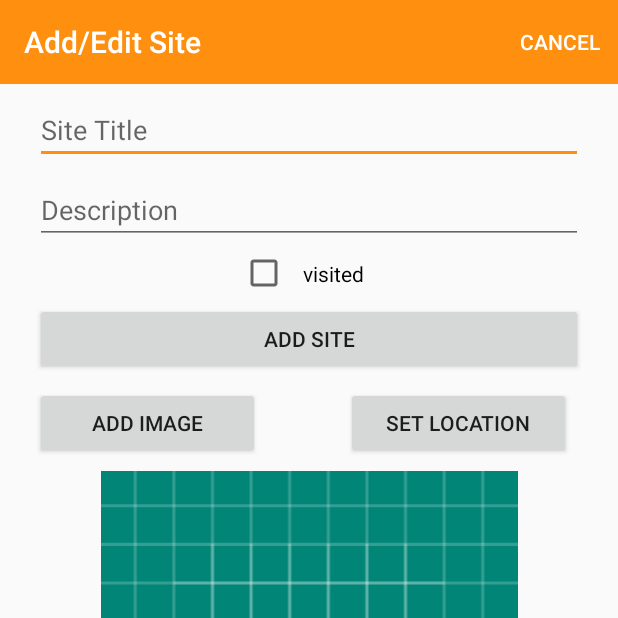
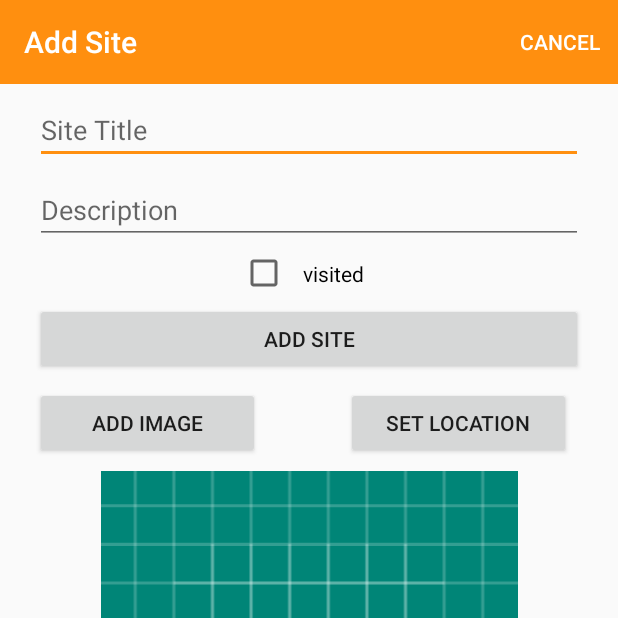
Before and after one commit to ForsterRobin/xSiteMe, an Android app: the SiteView screen opened directly, with no data from a screen before it, on a phone screen of 412 x 824 dp, the top half of it. Run offline under Robolectric (Android 15) with nearby library versions, the phone set to English and light mode, and no system bars.

Commit message:
Fixed Add/Edit Site title
also changed default lat/lng and fixed code allignement in content_site_maps.xml

```diff
--- a/app/src/main/AndroidManifest.xml
+++ b/app/src/main/AndroidManifest.xml
@@ -21,7 +21,7 @@
         </activity>
         <activity
                 android:name=".views.site.SiteView"
-                android:label="@string/title_activity_site"/>
+                android:label="@string/title_activity_site_add"/>
         <activity
                 android:name=".views.sitelist.SiteListView"
                 android:label="@string/title_activity_siteList"/>
--- a/app/src/main/java/for35892/othr/de/xsiteme/views/site/SitePresenter.kt
+++ b/app/src/main/java/for35892/othr/de/xsiteme/views/site/SitePresenter.kt
@@ -17,7 +17,7 @@ class SitePresenter(val activity: SiteView) {
     val LOCATION_REQUEST = 2
 
     var site = SiteModel()
-    var location = Location(52.245696, -7.139102, 15f)
+    var location = Location(49.021273, 12.098629, 15f)
     var visited = true
     var app: MainApp
     var edit = false;
--- a/app/src/main/java/for35892/othr/de/xsiteme/views/site/SiteView.kt
+++ b/app/src/main/java/for35892/othr/de/xsiteme/views/site/SiteView.kt
@@ -53,7 +53,10 @@ class SiteView : AppCompatActivity(), AnkoLogger {
 
     override fun onCreateOptionsMenu(menu: Menu): Boolean {
         menuInflater.inflate(R.menu.menu_site, menu)
-        if (presenter.edit) menu.getItem(0).setVisible(true)
+        if (presenter.edit) {
+            menu.getItem(0).setVisible(true)
+            toolbarAdd.title = getString(R.string.title_activity_site_edit)
+        }
         return super.onCreateOptionsMenu(menu)
     }
 
--- a/app/src/main/res/values/strings.xml
+++ b/app/src/main/res/values/strings.xml
@@ -20,5 +20,7 @@
     <string name="title_activity_maps">Map</string>
     <string name="title_activity_site_maps">Map of all Sites</string>
     <string name="title_activity_siteList">Sites</string>
-    <string name="title_activity_site">Add/Edit Site</string>
+    <string name="title_activity_site_add">Add Site</string>
+    <string name="title_activity_site_edit">Edit Site</string>
+
 </resources>
```
Also changed, not shown: app/src/main/res/layout/content_site_maps.xml (+6 -5 lines).
